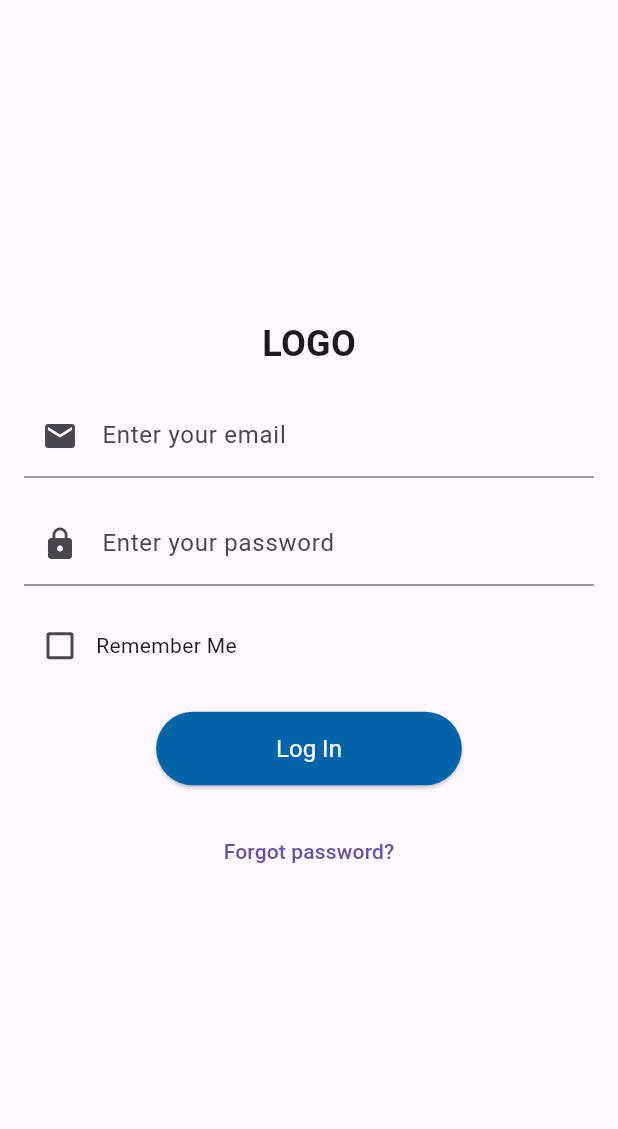
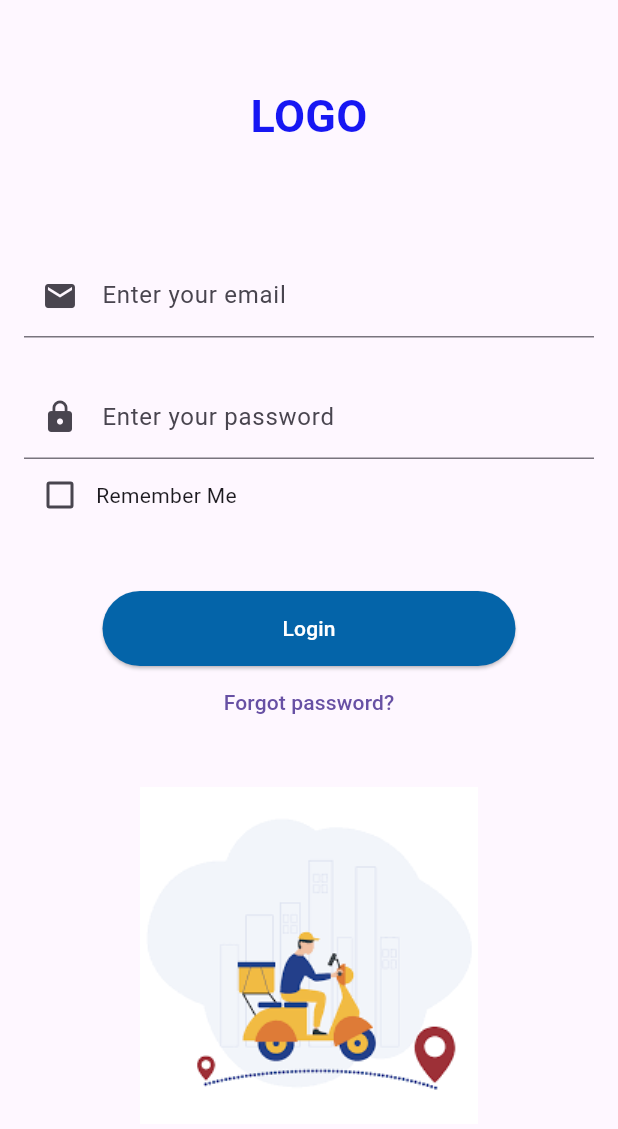
Before and after one commit to Tkenthiran98/merchant_order_tracker, a Flutter app: the screen it shows after launch, on a phone screen of 412 x 824 dp. Shown: the top 1129 px of the screen. Run offline on Flutter 3.47's test engine with Material 3 defaults, Android fonts, the phone set to English and light mode, and no system bars; our stand-ins replace cloud_firestore, firebase_auth, firebase_core, firebase_messaging, google_maps_flutter, permission_handler; missing offline and left inert: syncfusion_flutter_xlsio; accounts and stored records are empty.

Commit message:
update commit

```diff
--- a/lib/views/login_screen.dart
+++ b/lib/views/login_screen.dart
@@ -46,31 +46,28 @@ class _LoginScreenState extends State<LoginScreen> {
 
   @override
   Widget build(BuildContext context) {
-    // Use MediaQuery to get screen size and adjust padding
-    final screenSize = MediaQuery.of(context).size;
-    final isSmallScreen = screenSize.width < 600;
-
     return Scaffold(
       body: _isLoading
           ? Center(child: CircularProgressIndicator())
-          : Padding(
-              padding: EdgeInsets.symmetric(
-                horizontal: isSmallScreen ? 16.0 : 32.0, // Adjust padding for small screens
-                vertical: isSmallScreen ? 24.0 : 48.0,  // Adjust padding for small screens
-              ),
-              child: Form(
-                key: _formKey,
+          : SingleChildScrollView(
+              padding: const EdgeInsets.all(16.0),
               child: Column(
                 mainAxisAlignment: MainAxisAlignment.center,
                 children: [
+                  SizedBox(height: 40), // Adjust top padding as needed
                   Text(
                     'LOGO',
                     style: TextStyle(
-                        fontSize: isSmallScreen ? 24 : 36, // Adjust text size for small screens
+                      fontSize: 30,
                       fontWeight: FontWeight.bold,
+                      color: Color.fromARGB(255, 23, 23, 243),
                     ),
                   ),
-                    SizedBox(height: 16),
+                  SizedBox(height: 70),
+                  Form(
+                    key: _formKey,
+                    child: Column(
+                      children: [
                         TextFormField(
                           controller: _emailController,
                           decoration: InputDecoration(
@@ -86,8 +83,7 @@ class _LoginScreenState extends State<LoginScreen> {
                             return null;
                           },
                         ),
-                    SizedBox(height: 16), // Adjust spacing for small screens
-
+                        SizedBox(height: 25),
                         TextFormField(
                           controller: _passwordController,
                           obscureText: true,
@@ -104,7 +100,6 @@ class _LoginScreenState extends State<LoginScreen> {
                             return null;
                           },
                         ),
-                    SizedBox(height: 16), // Adjust spacing for small screens
                         Row(
                           children: [
                             Checkbox(
@@ -118,21 +113,19 @@ class _LoginScreenState extends State<LoginScreen> {
                             Text("Remember Me"),
                           ],
                         ),
-                    SizedBox(height: 20),
+                        SizedBox(height: 40),
                         ElevatedButton(
                           onPressed: _login,
                           style: ElevatedButton.styleFrom(
                             foregroundColor: Colors.white,
                             backgroundColor: Color(0xFF0464A9),
                             padding: EdgeInsets.symmetric(
-                          horizontal: isSmallScreen ? 80 : 120, // Adjust button padding for small screens
+                              horizontal: 120,
                               vertical: 15,
                             ),
-                        textStyle: TextStyle(fontSize: 16),
                           ),
-                      child: Text('Log In'),
+                          child: Text('Login'),
                         ),
-                    SizedBox(height: 20),
                         TextButton(
                           onPressed: () {
                             // Handle forgot password functionality
@@ -140,13 +133,14 @@ class _LoginScreenState extends State<LoginScreen> {
                           child: Text('Forgot password?'),
                         ),
                         SizedBox(height: 20),
-                    if (screenSize.width > 600) // Show image only on larger screens
                         Image.asset(
                           'assets/images/merchant_delevery_bike.png', // Ensure the image is in your assets folder
-                        height: 200,
+                          height: 250,
                         ),
                       ],
                     ),
+                  ),
+                ],
               ),
             ),
     );
```
Also changed, not shown: 10 other files. Lines whose indentation alone changed are shown as unchanged.
